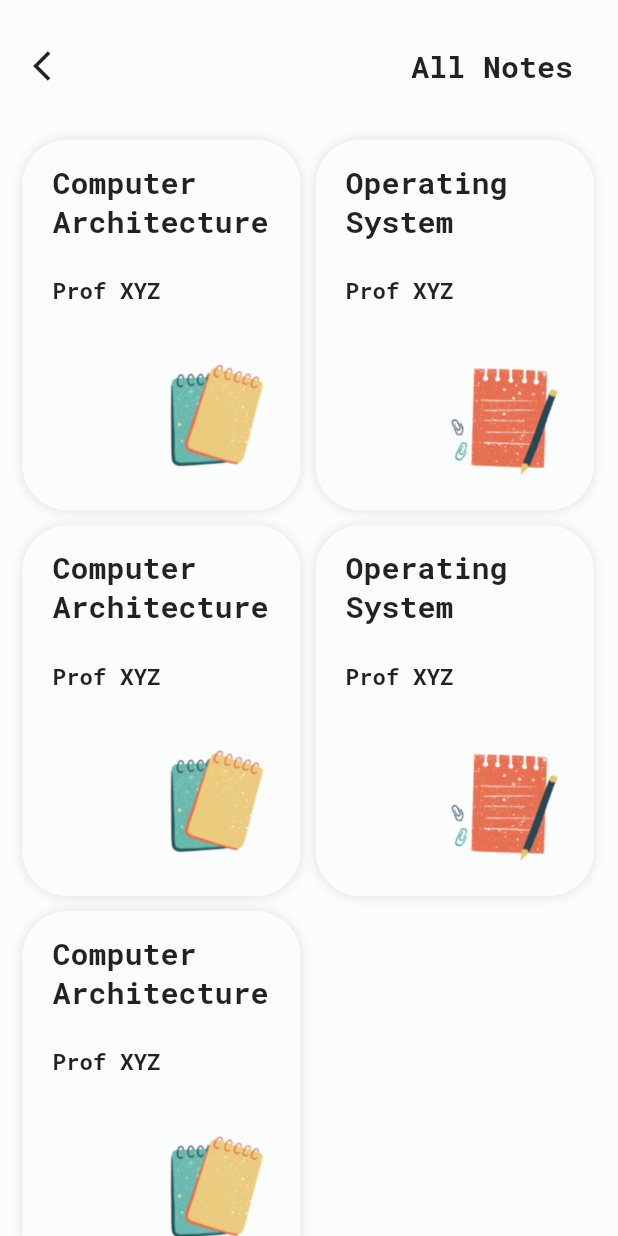
After one commit to dscnsec/noted-App, a Flutter app: the ViewallPage screen opened directly, on a phone screen of 412 x 824 dp. The commit adds this screen. Run offline on Flutter 3.47's test engine with Material 2 defaults, Android fonts, the phone set to English and light mode, and no system bars; our stand-ins replace font_awesome_flutter, page_transition, slider_button, timeline_tile.

Commit message:
added view all courses page

```diff
--- a/lib/syllabusPage.dart
+++ b/lib/syllabusPage.dart
@@ -14,7 +14,7 @@ class _SyllabusPageState extends State<SyllabusPage> {
 
     return Scaffold(
       backgroundColor: Color(0xfffbfcfc),
-      appBar: AppBar(
+      /*appBar: AppBar(
         iconTheme: IconThemeData(color: Color(0xff619b8a)),
         actions: <Widget>[
           Padding(
@@ -36,10 +36,9 @@ class _SyllabusPageState extends State<SyllabusPage> {
         centerTitle: true,
         elevation: 0,
         backgroundColor: Color(0xfffbfcfc),
-      ),
+      ),*/
       body: ListView(
         children: <Widget>[
-
           Padding(
             padding: EdgeInsets.all(10.0),
             child: Column(
--- /dev/null
+++ b/lib/viewallPage.dart
@@ -0,0 +1,285 @@
+import 'package:flutter/material.dart';
+import 'package:timeline_tile/timeline_tile.dart';
+import 'package:page_transition/page_transition.dart';
+import 'home_page.dart';
+import './notePage.dart';
+
+class ViewallPage extends StatefulWidget {
+  @override
+  _ViewallPageState createState() => _ViewallPageState();
+}
+
+class _ViewallPageState extends State<ViewallPage> {
+  @override
+  Widget build(BuildContext context) {
+    double screenSize = MediaQuery.of(context).size.height;
+
+    return Scaffold(
+      backgroundColor: Color(0xfffbfcfc),
+      /*appBar: AppBar(
+        iconTheme: IconThemeData(color: Color(0xff619b8a)),
+        actions: <Widget>[
+          Padding(
+            padding: EdgeInsets.all(10.0),
+            child: CircleAvatar(
+              minRadius: 25.0,
+              backgroundColor: Color(0xFF619b8a),
+            ),
+          )
+        ],
+        title: Text(
+          'noted',
+          style: TextStyle(
+              fontSize: 38.0,
+              color: Color(0xFF619b8a),
+              fontFamily: 'timesnewroman',
+              fontWeight: FontWeight.bold),
+        ),
+        centerTitle: true,
+        elevation: 0,
+        backgroundColor: Color(0xfffbfcfc),
+      ),*/
+      body: ListView(
+        children: <Widget>[
+          Padding(
+            padding: EdgeInsets.only(
+              left: 10.0,
+              right: 30.0,
+              bottom: 10.0,
+              top: 20.0,
+            ),
+            child: Row(
+              mainAxisAlignment: MainAxisAlignment.spaceBetween,
+              children: <Widget>[
+                IconButton(
+                  icon: Icon(Icons.arrow_back_ios),
+                  onPressed: () {
+                    Navigator.pop(context);
+
+                    Navigator.push(
+                        context,
+                        PageTransition(
+                            type: PageTransitionType.leftToRight,
+                            child: HomePage()));
+                  },
+                ),
+                Text(
+                  'All Notes',
+                  style: TextStyle(
+                      fontSize: 20.0,
+                      fontFamily: 'RobotoMono',
+                      fontWeight: FontWeight.bold),
+                ),
+              ],
+            ),
+          ),
+          Padding(
+            padding: EdgeInsets.all(10.0),
+            child: Column(
+              children: [
+                Row(
+                  children: <Widget>[
+                    CourseCard(
+                        'Notes.png', 'Computer Architecture', 'Prof XYZ'),
+                    CourseCard('Sheets.png', 'Operating System', 'Prof XYZ'),
+                  ],
+                ),
+                Row(
+                  children: <Widget>[
+                    CourseCard(
+                        'Notes.png', 'Computer Architecture', 'Prof XYZ'),
+                    CourseCard('Sheets.png', 'Operating System', 'Prof XYZ'),
+                  ],
+                ),
+                Row(
+                  children: <Widget>[
+                    CourseCard(
+                        'Notes.png', 'Computer Architecture', 'Prof XYZ'),
+                  ],
+                ),
+              ],
+            ),
+          ),
+        ],
+      ),
+    );
+  }
+}
+
+class CourseCard extends StatelessWidget {
+  final String imgPath;
+  final String courseName;
+  final String teacher;
+
+  CourseCard(this.imgPath, this.courseName, this.teacher);
+  @override
+  Widget build(BuildContext context) {
+    return InkWell(
+      onTap: () {
+        Navigator.push(
+          context,
+          MaterialPageRoute(
+              builder: (context) => NotePage(imgPath, courseName)),
+        );
+      },
+      child: Padding(
+        padding: EdgeInsets.all(5.0),
+        child: Container(
+          decoration: BoxDecoration(
+            color: Color(0xfffbfcfc),
+            //color: Colors.grey[200],
+            borderRadius: BorderRadius.all(
+              Radius.circular(30.0),
+            ),
+            boxShadow: [
+              new BoxShadow(
+                color: Color(0xffe2e2e2),
+                blurRadius: 6.0,
+              ),
+            ],
+          ),
+          height: MediaQuery.of(context).size.height * 0.3,
+          width: MediaQuery.of(context).size.width * 0.45,
+          child: Padding(
+            padding: EdgeInsets.symmetric(horizontal: 20.0, vertical: 15.0),
+            child: Column(
+              mainAxisAlignment: MainAxisAlignment.spaceBetween,
+              crossAxisAlignment: CrossAxisAlignment.start,
+              children: <Widget>[
+                Flexible(
+                  child: Padding(
+                    padding: EdgeInsets.only(left: 0.0),
+                    //padding: EdgeInsets.only(top: 10.0),
+                    child: Text(
+                      courseName,
+                      style: TextStyle(
+                          fontSize: 20.0,
+                          fontFamily: 'RobotoMono',
+                          fontWeight: FontWeight.bold),
+                    ),
+                  ),
+                ),
+                Padding(
+                  padding: EdgeInsets.only(left: 0.0),
+                  //padding: EdgeInsets.only(top: 0.0),
+                  child: Text(
+                    teacher,
+                    style: TextStyle(
+                        fontSize: 15.0,
+                        fontFamily: 'RobotoMono',
+                        fontWeight: FontWeight.bold),
+                  ),
+                ),
+                Padding(
+                  padding: EdgeInsets.only(top: 0.0),
+                  child: Container(
+                    height: MediaQuery.of(context).size.height * 0.12,
+                    width: MediaQuery.of(context).size.width * 0.4,
+                    decoration: BoxDecoration(
+                      image: DecorationImage(
+                          image: AssetImage('images/$imgPath'),
+                          fit: BoxFit.cover),
+                    ),
+                  ),
+                ),
+              ],
+            ),
+          ),
+        ),
+      ),
+    );
+  }
+}
+
+class HorizontalCard extends StatelessWidget {
+  final String subjName;
+  final String profName;
+  final String imgpPath;
+
+  const HorizontalCard(
+    this.subjName,
+    this.profName,
+    this.imgpPath,
+  );
+
+  @override
+  Widget build(BuildContext context) {
+    double screenSize = MediaQuery.of(context).size.height;
+    return Padding(
+      padding: EdgeInsets.symmetric(vertical: 15.0),
+      child: Container(
+        child: Row(
+          mainAxisAlignment: MainAxisAlignment.spaceBetween,
+          children: <Widget>[
+            Flexible(
+              child: Padding(
+                padding: EdgeInsets.all(15.0),
+                child: Column(
+                  mainAxisAlignment: MainAxisAlignment
+                      .spaceEvenly, // PLAY AROUND WITH THIS, MAYBE CHANGE SPACEeVENLY TO SPACEbETWEEN XDXDXD the ROASSST
+                  crossAxisAlignment: CrossAxisAlignment.start,
+                  children: <Widget>[
+                    Flexible(
+                      child: Container(
+                        child: Text(
+                          subjName,
+                          style: TextStyle(
+                              fontSize: screenSize > 700 ? 22.0 : 20,
+                              fontFamily: 'RobotoMono',
+                              fontWeight: FontWeight.bold),
+                        ),
+                      ),
+                    ),
+                    Flexible(
+                      child: Container(
+                        child: Text(
+                          "By Prof. $profName",
+                          style: TextStyle(
+                              fontSize: screenSize > 700 ? 15.0 : 13,
+                              fontFamily: 'RobotoMono',
+                              fontWeight: FontWeight.w700),
+                        ),
+                      ),
+                    ),
+                  ],
+                ),
+              ),
+            ),
+            Container(
+              height: screenSize > 700
+                  ? MediaQuery.of(context).size.height * 0.2
+                  : MediaQuery.of(context).size.height * 0.22,
+              width: MediaQuery.of(context).size.width * 0.35,
+              decoration: BoxDecoration(
+                borderRadius: BorderRadius.only(
+                  topRight: Radius.circular(30.0),
+                  bottomRight: Radius.circular(30.0),
+                ),
+                //color: Colors.red,
+                image: DecorationImage(
+                    image: AssetImage('images/$imgpPath'), fit: BoxFit.cover),
+              ),
+            )
+          ],
+        ),
+        height: screenSize > 700
+            ? MediaQuery.of(context).size.height * 0.2
+            : MediaQuery.of(context).size.height * 0.22,
+        width: MediaQuery.of(context).size.width * 0.9,
+        decoration: BoxDecoration(
+          color: Color(0xfffbfcfc),
+          //color: Colors.grey[200],
+          borderRadius: BorderRadius.all(
+            Radius.circular(30.0),
+          ),
+          boxShadow: [
+            new BoxShadow(
+              color: Color(0xffe2e2e2),
+              blurRadius: 6.0,
+            ),
+          ],
+        ),
+      ),
+    );
+  }
+}
```
Also changed, not shown: lib/home_page.dart (+24 -16 lines), lib/notePage.dart (+23 -12 lines), flutter_01.png (deleted), flutter_02.png (deleted), flutter_05.png (deleted), flutter_06.png (deleted), flutter_07.png (deleted), flutter_08.png (deleted).
